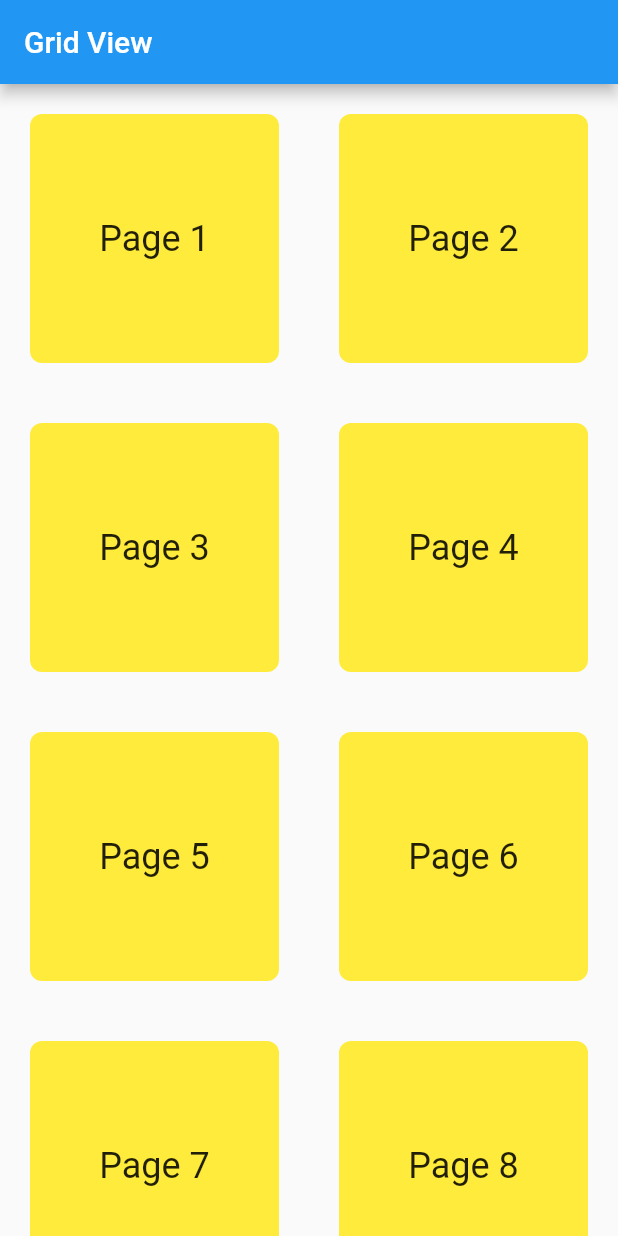
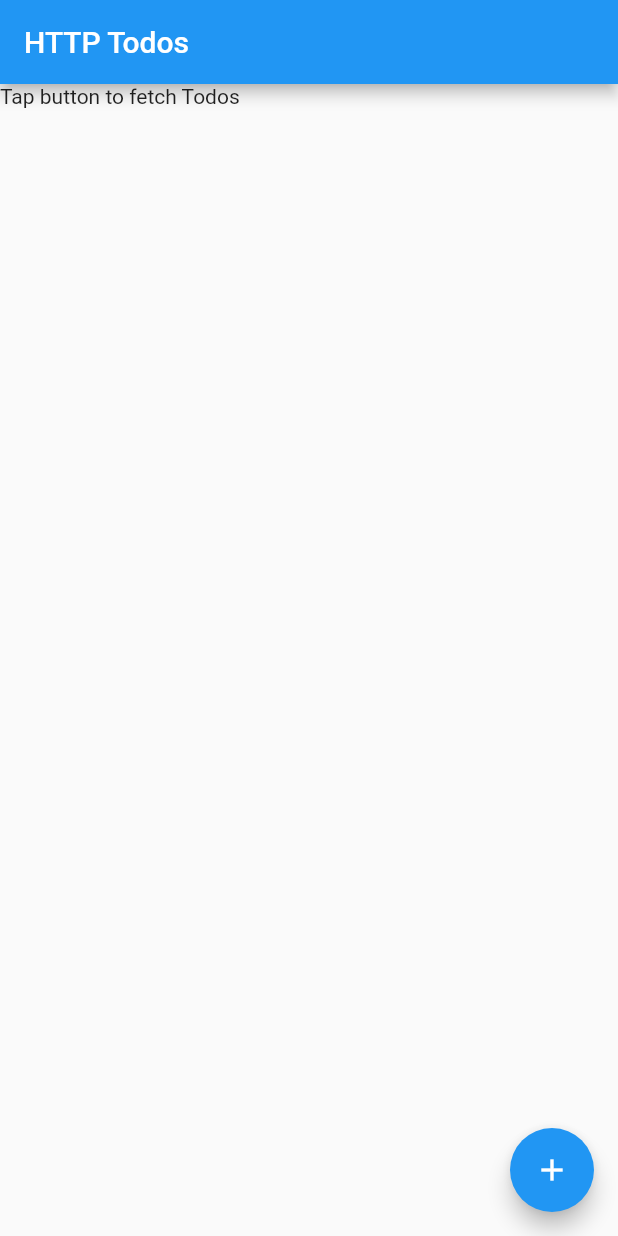
Before and after one commit to is767-1-2021/chavisa, a Flutter app: the screen it shows after launch, on a phone screen of 412 x 824 dp. Run offline on Flutter 3.47's test engine with Material 2 defaults, Android fonts, the phone set to English and light mode, and no system bars; our stand-ins replace animated_splash_screen, shared_preferences; project files that could hold a hidden picture were left out.

Commit message:
todos with http,services,controller

```diff
--- /dev/null
+++ b/first_app/lib/Pages/todo_page.dart
@@ -0,0 +1,67 @@
+import 'package:first_app/controllers/todo.dart';
+import 'package:first_app/models/todo.dart';
+import 'package:flutter/material.dart';
+
+class TodoPage extends StatefulWidget{
+  final TodoController controller;
+
+  TodoPage({required this.controller});
+
+  @override
+  _TodoPageState createState() => _TodoPageState();
+}
+
+class _TodoPageState extends State<TodoPage> {
+  List<Todo> todos = List.empty();
+  bool isLoading = false;
+
+  @override
+  void initState() {
+    super.initState();
+
+    widget.controller.onSync.listen(
+      (bool synState) => setState(() => isLoading = synState)
+    );
+  }
+
+  void _getTodos() async {
+    var newTodos = await widget.controller.fectTodos();
+
+    setState(() {
+      todos = newTodos;
+    });
+  }
+
+  Widget get body => isLoading
+    ? CircularProgressIndicator()
+    : ListView.builder(
+      itemCount: todos.isEmpty ? 1 : todos.length,
+      itemBuilder: (context, index) {
+        if (todos.isEmpty) {
+          return Text("Tap button to fetch Todos");
+        }
+
+        return CheckboxListTile(
+          onChanged: null,
+          value: todos[index].completed,
+          title: Text(todos[index].title),
+        );
+      },
+    );
+
+  @override
+  Widget build(BuildContext context) {
+    return Scaffold(
+      appBar: AppBar(
+        title: Text('HTTP Todos'),
+      ),
+      body: Center(
+        child: body,
+      ),
+      floatingActionButton: FloatingActionButton(
+        onPressed: _getTodos,
+        child: Icon(Icons.add),
+      ),
+    );
+  }
+}
--- /dev/null
+++ b/first_app/lib/controllers/todo.dart
@@ -0,0 +1,21 @@
+import 'dart:async';
+
+import 'package:first_app/models/todo.dart';
+import 'package:first_app/services/services.dart';
+
+class TodoController {
+  final HttpServices service;
+  List<Todo> todos = List.empty();
+
+  StreamController<bool> onSyncController = StreamController();
+  Stream<bool> get onSync => onSyncController.stream;
+
+  TodoController(this.service);
+
+  Future<List<Todo>> fectTodos() async {
+    onSyncController.add(true);
+    todos = await service.getTodos();
+    onSyncController.add(false);
+    return todos;
+  }
+}
--- a/first_app/lib/main.dart
+++ b/first_app/lib/main.dart
@@ -1,30 +1,39 @@
-
-import 'package:first_app/Pages/eighth_page.dart';
-import 'package:first_app/models/first_form_models.dart';
+import 'package:first_app/controllers/todo.dart';
+import 'package:first_app/pages/eighth_page.dart';
+import 'package:first_app/pages/todo_page.dart';
+import 'package:first_app/services/services.dart';
 import 'package:flutter/material.dart';
 import 'package:provider/provider.dart';
-import 'Pages/fifth_page.dart';
-import 'Pages/first_page.dart';
-import 'Pages/fourth_page.dart';
-import 'Pages/second_page.dart';
-import 'Pages/sixth_page.dart';
-import 'Pages/third_page.dart';
-import 'Pages/Seventh_page.dart';
-import 'package:provider/provider.dart';
-import 'models/first_form_models.dart';
+
+import 'pages/first_page.dart';
+import 'pages/fourth_page.dart';
+import 'pages/second_page.dart';
+import 'pages/seventh_page.dart';
+import 'pages/third_page.dart';
+import 'pages/fifth_page.dart';
+import 'pages/sixth_page.dart';
 
 void main() {
-  runApp(
-   MultiProvider(
-      providers: [
-        ChangeNotifierProvider(
-          create: (context) => FirstFormModel(),
-        ),
-      ],
-      child: MyApp(),
+  var services = HttpServices();
+  var controller = TodoController(services);
+
+  runApp(TodoApp(controller: controller));
+}
+
+class TodoApp extends StatelessWidget {
+  final TodoController controller;
+  TodoApp({required this.controller});
+
+  @override
+  Widget build(BuildContext context) {
+    return MaterialApp(
+      home: TodoPage(
+        controller: controller,
       ),
     );
   }
+}
+
 class MyApp extends StatelessWidget {
   @override
   Widget build(BuildContext context) {
@@ -38,7 +47,7 @@ class MyApp extends StatelessWidget {
         ),
       ),
       initialRoute: '/5',
-        routes: <String, WidgetBuilder>{
+      routes: <String, WidgetBuilder> {
         '/1': (context) => FirstPage(),
         '/2': (context) => SecondPage(),
         '/3': (context) => ThirdPage(),
@@ -104,7 +113,11 @@ class _MyHomePageState extends State<MyHomePage> {
           children: <Widget>[
             Container(
               height: 200.0,
-              margin: EdgeInsets.only(left: 100.0, right: 100.0, bottom: 20.0),
+              margin: EdgeInsets.only(
+                  left: 100.0,
+                  right: 100.0,
+                  bottom: 20.0
+                ),
               padding: EdgeInsets.all(8.0),
               decoration: BoxDecoration(
                 color: Colors.amber.withOpacity(0.50),
@@ -158,7 +171,7 @@ class SubmitButton extends StatelessWidget {
   Widget build(BuildContext context) {
     return ElevatedButton(
       child: Text(this.buttonText),
-      onPressed: () {
+      onPressed: (){
         print('Pressing');
       },
     );
--- /dev/null
+++ b/first_app/lib/models/todo.dart
@@ -0,0 +1,32 @@
+class Todo {
+  final int userId;
+  final int id;
+  final String title;
+  bool completed;
+
+  Todo(this.userId, this.id, this.title, this.completed);
+
+  factory Todo.fromJson(
+    Map<String, dynamic> json,
+  ) {
+    return Todo(
+      json['userId'] as int,
+      json['id'] as int,
+      json['title'] as String,
+      json['completed'] as bool,
+    );
+  }
+}
+
+class AllTodos {
+  final List<Todo> todos;
+  AllTodos(this.todos);
+
+  factory AllTodos.fromJson(List<dynamic> json) {
+    List<Todo> todos;
+
+    todos = json.map((index) => Todo.fromJson(index)).toList();
+
+    return AllTodos(todos);
+  }
+}
--- /dev/null
+++ b/first_app/lib/services/services.dart
@@ -0,0 +1,24 @@
+import 'dart:convert';
+
+import 'package:first_app/models/todo.dart';
+import 'package:http/http.dart';
+
+class HttpServices {
+  Client client = Client();
+
+  Future<List<Todo>> getTodos() async {
+    final response = await client.get(Uri.parse(
+      'https://jsonplaceholder.typicode.com/todos',
+    ));
+
+    if (response.statusCode == 200) {
+      var all = AllTodos.fromJson(
+        json.decode(response.body),
+      );
+
+      return all.todos;
+    }
+
+    throw Exception('Failed to load todos');
+  }
+}
--- a/first_app/pubspec.yaml
+++ b/first_app/pubspec.yaml
@@ -15,6 +15,7 @@ dependencies:
   flutter_launcher_icons: ^0.9.2
   provider: ^6.0.0
   web_socket_channel: ^2.1.0
+  http: ^0.13.3
 
 
 dev_dependencies:
```
Also changed, not shown: first_app/lib/models/first_form_models.dart (line endings or trailing spaces), first_app/pubspec.lock. Lines whose indentation alone changed are shown as unchanged.
